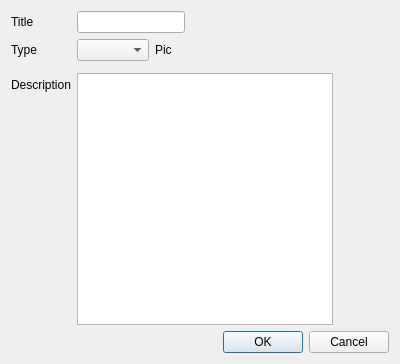
The window that ui/MapAddPinDialog.ui (dmzdev/stance) describes before a commit, drawn with Qt 5.
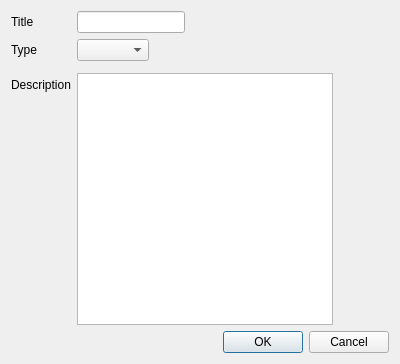
The same window after the commit.

Commit message: webMap addPin dialog pin-type drop down now has icon images in it.

What changed in the file:
```diff
--- a/ui/MapAddPinDialog.ui
+++ b/ui/MapAddPinDialog.ui
@@ -39,13 +39,6 @@
      <item>
       <widget class="QComboBox" name="typeList"/>
      </item>
-     <item>
-      <widget class="QLabel" name="picture">
-       <property name="text">
-        <string>Pic</string>
-       </property>
-      </widget>
-     </item>
     </layout>
    </item>
    <item row="2" column="1">
```
The commit also changes 1 other file.
